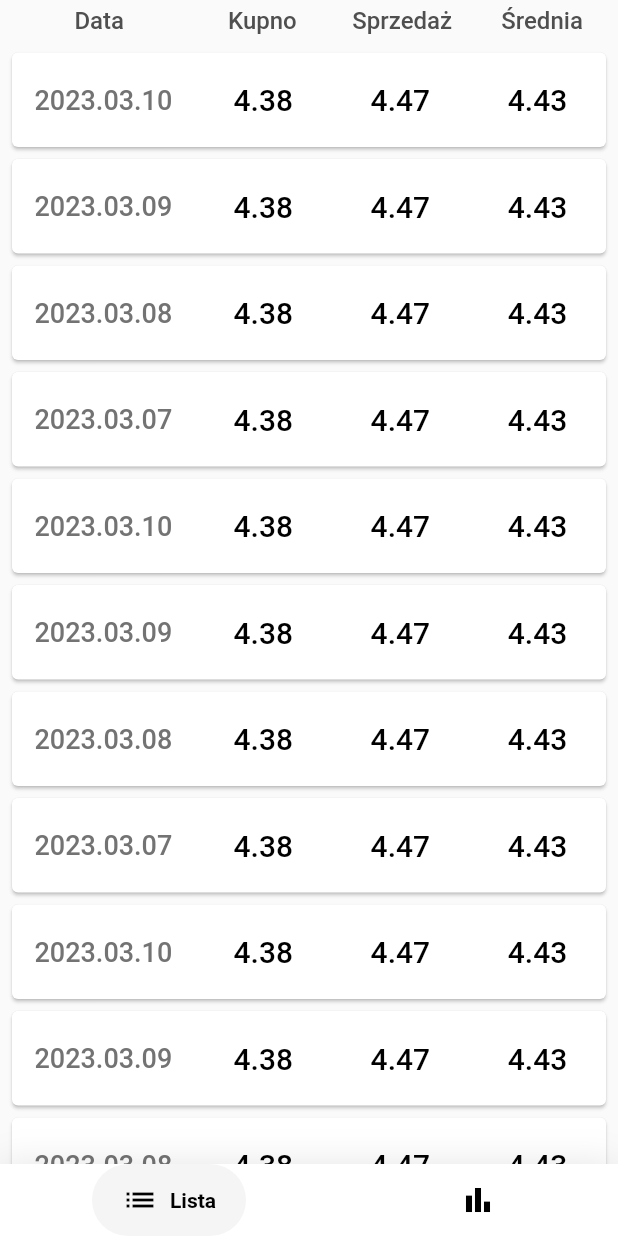
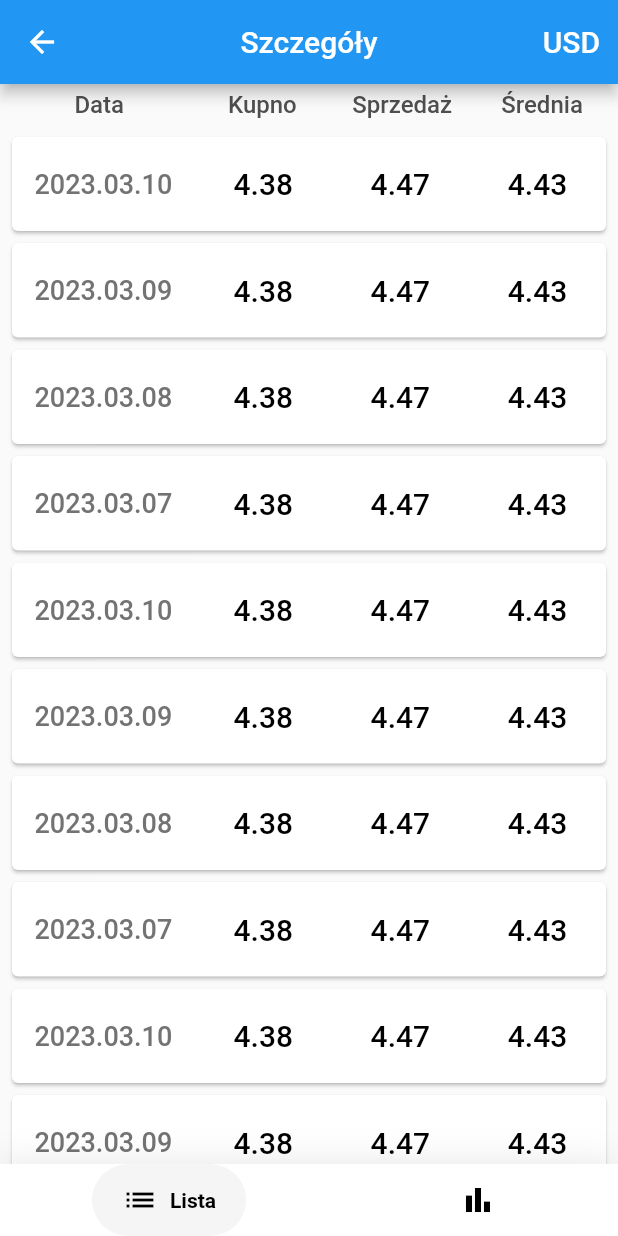
Before and after one commit to KamilDonda/CurrencyRateApp, a Flutter app: the screen it shows after launch, after a tap on "USD", on a phone screen of 412 x 824 dp. Run offline on Flutter 3.47's test engine with Material 2 defaults, Android fonts, the light colour scheme and no system bars; drawn by our look-alikes of google_nav_bar; our stand-ins replace flutter_bloc; missing offline and left inert: flag.

Commit message:
Add appbar

```diff
--- a/lib/view/details/details_view.dart
+++ b/lib/view/details/details_view.dart
@@ -41,6 +41,21 @@ class DetailsView extends StatelessWidget {
     return BlocBuilder<TabCubit, int>(
       builder: (_, index) {
         return Scaffold(
+          appBar: AppBar(
+            centerTitle: true,
+            title: const Text("Szczegóły"),
+            leading: BackButton(),
+            actions: [
+              Container(
+                padding: const EdgeInsets.only(right: 12),
+                alignment: Alignment.center,
+                child: Text(
+                  "USD",
+                  style: TextStyle(fontSize: 20, fontWeight: FontWeight.w500),
+                ),
+              ),
+            ],
+          ),
           body: SafeArea(child: _tab(index)),
           bottomNavigationBar: _navigationBar(context, index),
         );
--- a/lib/view/home/home_view.dart
+++ b/lib/view/home/home_view.dart
@@ -27,6 +27,10 @@ class HomeView extends StatelessWidget {
   @override
   Widget build(BuildContext context) {
     return Scaffold(
+      appBar: AppBar(
+        centerTitle: true,
+        title: const Text("Wybierz walutę"),
+      ),
       body: SafeArea(
         child: ListView.builder(
           padding: const EdgeInsets.all(4),
```
